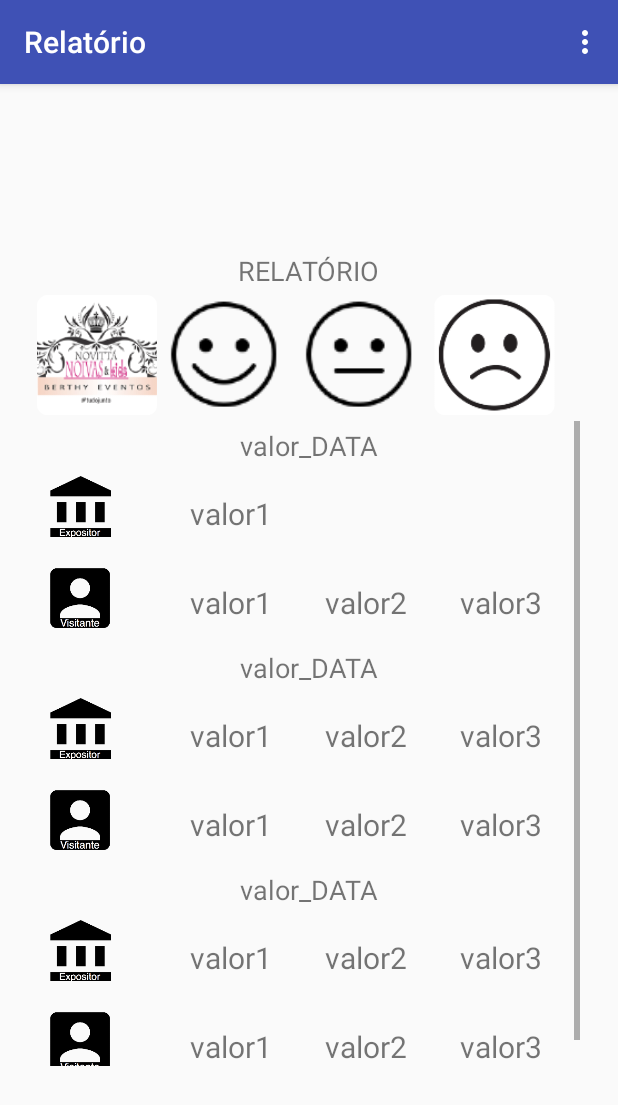
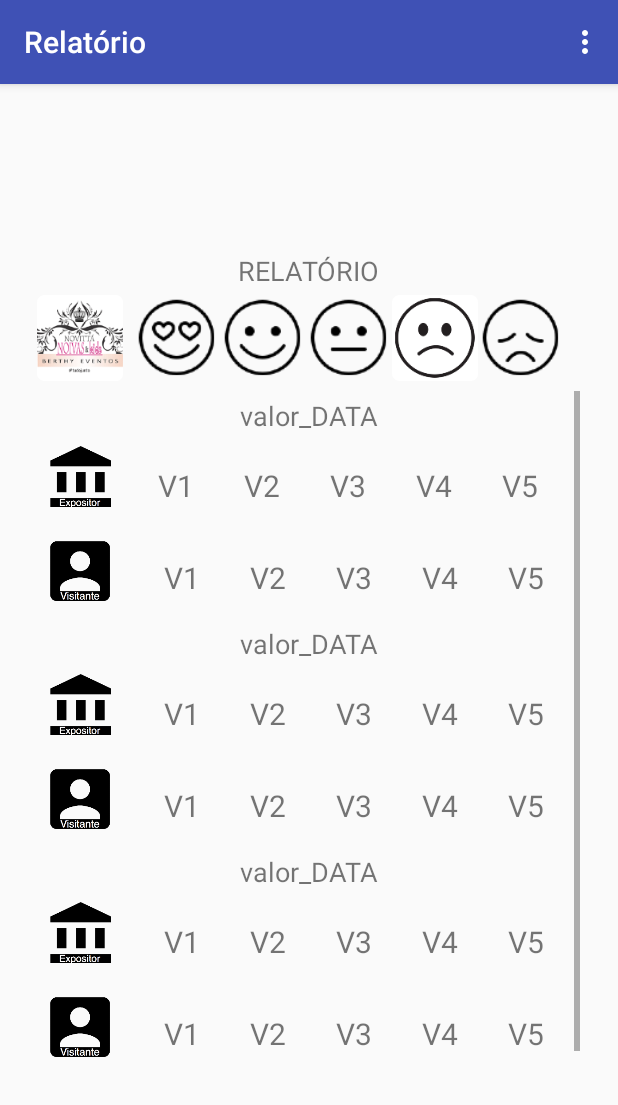
Before and after one commit to caputoapas/Novitta_app, an Android app: the Main3Activity screen opened directly, with no data from a screen before it, on a phone screen of 412 x 824 dp. Shown: the top 1105 px of the screen. Run offline under Robolectric (Android 15) with nearby library versions, the phone set to English and light mode, and no system bars; 1 statement that could not run was skipped.

Commit message:
Layout_Relatorio_5opcoes

```diff
--- a/app_novitta2/app/src/main/res/layout/content_main3.xml
+++ b/app_novitta2/app/src/main/res/layout/content_main3.xml
@@ -33,37 +33,50 @@
 
             <LinearLayout
             android:layout_width="match_parent"
-            android:layout_height="80dp"
+            android:layout_height="60dp"
             android:layout_margin="2dp"
             android:orientation="horizontal"
             tools:background="@android:color/background_light">
 
             <ImageView
-                android:layout_width="80dp"
-                android:layout_height="80dp"
+                android:layout_width="57dp"
+                android:layout_height="57dp"
                 android:src="@mipmap/ic_novita" />
+
+                <ImageView
+                    android:layout_width="7dp"
+                    android:layout_height="7dp" />
+
+            <ImageView
+                android:id="@+id/m_satisfeito"
+                android:layout_width="57dp"
+                android:layout_height="57dp"
+                android:src="@mipmap/ic_msatisfeito" />
 
             <ImageView
                 android:id="@+id/satisfeito"
-                android:layout_width="90dp"
-                android:layout_height="80dp"
+                android:layout_width="57dp"
+                android:layout_height="57dp"
                 android:src="@mipmap/ic_satisfeito" />
 
             <ImageView
                 android:id="@+id/neutro"
-                android:layout_width="90dp"
-                android:layout_height="80dp"
+                android:layout_width="57dp"
+                android:layout_height="57dp"
                 android:src="@mipmap/ic_neutro" />
 
             <ImageView
                 android:id="@+id/insatisfeito"
-                android:layout_width="90dp"
-                android:layout_height="80dp"
+                android:layout_width="57dp"
+                android:layout_height="57dp"
                 android:src="@mipmap/ic_insatisfeito" />
 
             <ImageView
-                android:layout_width="match_parent"
-                android:layout_height="90dp" />
+                android:id="@+id/m_insatisfeito"
+                android:layout_width="57dp"
+                android:layout_height="57dp"
+                android:src="@mipmap/ic_minsatisfeito" />
+
 
         </LinearLayout>
 
@@ -93,7 +106,7 @@
                     android:textSize="18dp" />
                 <LinearLayout
                     android:layout_width="match_parent"
-                    android:layout_height="55dp"
+                    android:layout_height="57dp"
                     android:layout_margin="2dp"
                     android:orientation="horizontal"
                     tools:background="@android:color/background_light">
@@ -105,41 +118,50 @@
                         android:src="@mipmap/ic_expositor" />
 
                     <ImageView
-                        android:layout_width="40dp"
-                        android:layout_height="50dp" />
+                        android:layout_width="10dp"
+                        android:layout_height="10dp" />
+
                     <TextView
-                        android:id="@+id/satisfeitoR"
-                        android:text="valor1"
-                        android:layout_width="70dp"
+                        android:id="@+id/msatisfeitoR"
+                        android:text="V1"
+                        android:layout_width="57dp"
                         android:layout_height="25dp"
                         android:textSize="20dp"
                         android:textAlignment="center"
                         android:layout_gravity="center"/>
-                    <ImageView
-                        android:layout_width="20dp"
-                        android:layout_height="50dp" />
-
-                    <ListView
-                        android:id="@+id/listView"
-                        android:layout_width="match_parent"
-                        android:layout_height="match_parent" />
 
                     <TextView
-                        android:id="@+id/neutroR"
-                        android:text="valor2"
-                        android:layout_width="70dp"
+                        android:id="@+id/satisfeitoR"
+                        android:text="V2"
+                        android:layout_width="57dp"
                         android:layout_height="25dp"
                         android:textSize="20dp"
                         android:textAlignment="center"
                         android:layout_gravity="center"/>
-                    <ImageView
-                        android:layout_width="20dp"
-                        android:layout_height="50dp" />
+
+                    <TextView
+                        android:id="@+id/neutroR"
+                        android:text="V3"
+                        android:layout_width="57dp"
+                        android:layout_height="25dp"
+                        android:textSize="20dp"
+                        android:textAlignment="center"
+                        android:layout_gravity="center"/>
+
 
                     <TextView
                         android:id="@+id/insatisfeitoR"
-                        android:text="valor3"
-                        android:layout_width="70dp"
+                        android:text="V4"
+                        android:layout_width="57dp"
+                        android:layout_height="25dp"
+                        android:textSize="20dp"
+                        android:textAlignment="center"
+                        android:layout_gravity="center"/>
+
+                    <TextView
+                        android:id="@+id/minsatisfeitoR"
+                        android:text="V5"
+                        android:layout_width="57dp"
                         android:layout_height="25dp"
                         android:textSize="20dp"
                         android:textAlignment="center"
@@ -149,7 +171,7 @@
 
                 <LinearLayout
                     android:layout_width="match_parent"
-                    android:layout_height="55dp"
+                    android:layout_height="57dp"
                     android:layout_margin="2dp"
                     android:orientation="horizontal"
                     tools:background="@android:color/background_light">
@@ -161,36 +183,51 @@
                         android:src="@mipmap/ic_visitante" />
 
                     <ImageView
-                        android:layout_width="40dp"
-                        android:layout_height="50dp" />
+                        android:layout_width="14dp"
+                        android:layout_height="14dp" />
+
                     <TextView
-                        android:id="@+id/satisfeitoR2"
-                        android:text="valor1"
-                        android:layout_width="70dp"
+                        android:id="@+id/msatisfeitoR2"
+                        android:text="V1"
+                        android:layout_width="57dp"
                         android:layout_height="25dp"
                         android:textSize="20dp"
                         android:textAlignment="center"
                         android:layout_gravity="center"/>
-                    <ImageView
-                        android:layout_width="20dp"
-                        android:layout_height="50dp" />
 
                     <TextView
-                        android:id="@+id/neutroR2"
-                        android:text="valor2"
-                        android:layout_width="70dp"
+                        android:id="@+id/satisfeitoR2"
+                        android:text="V2"
+                        android:layout_width="57dp"
                         android:layout_height="25dp"
                         android:textSize="20dp"
                         android:textAlignment="center"
                         android:layout_gravity="center"/>
-                    <ImageView
-                        android:layout_width="20dp"
-                        android:layout_height="50dp" />
+
+
+                    <TextView
+                        android:id="@+id/neutroR2"
+                        android:text="V3"
+                        android:layout_width="57dp"
+                        android:layout_height="25dp"
+                        android:textSize="20dp"
+                        android:textAlignment="center"
+                        android:layout_gravity="center"/>
+
 
                     <TextView
                         android:id="@+id/insatisfeitoR2"
-                        android:text="valor3"
-                        android:layout_width="70dp"
+                        android:text="V4"
+                        android:layout_width="57dp"
+                        android:layout_height="25dp"
+                        android:textSize="20dp"
+                        android:textAlignment="center"
+                        android:layout_gravity="center"/>
+
+                    <TextView
+                        android:id="@+id/minsatisfeitoR2"
+                        android:text="V5"
+                        android:layout_width="57dp"
                         android:layout_height="25dp"
                         android:textSize="20dp"
                         android:textAlignment="center"
@@ -210,7 +247,7 @@
                     android:textAlignment="center"/>
                 <LinearLayout
                     android:layout_width="match_parent"
-                    android:layout_height="55dp"
+                    android:layout_height="57dp"
                     android:layout_margin="2dp"
                     android:orientation="horizontal"
                     tools:background="@android:color/background_light">
@@ -222,36 +259,50 @@
                         android:src="@mipmap/ic_expositor" />
 
                     <ImageView
-                        android:layout_width="40dp"
-                        android:layout_height="50dp" />
+                        android:layout_width="14dp"
+                        android:layout_height="14dp" />
                     <TextView
-                        android:id="@+id/satisfeitoR3"
-                        android:text="valor1"
-                        android:layout_width="70dp"
+                        android:id="@+id/msatisfeitoR3"
+                        android:text="V1"
+                        android:layout_width="57dp"
                         android:layout_height="25dp"
                         android:textSize="20dp"
                         android:textAlignment="center"
                         android:layout_gravity="center"/>
-                    <ImageView
-                        android:layout_width="20dp"
-                        android:layout_height="50dp" />
 
                     <TextView
-                        android:id="@+id/neutroR3"
-                        android:text="valor2"
-                        android:layout_width="70dp"
+                        android:id="@+id/satisfeitoR3"
+                        android:text="V2"
+                        android:layout_width="57dp"
                         android:layout_height="25dp"
                         android:textSize="20dp"
                         android:textAlignment="center"
                         android:layout_gravity="center"/>
-                    <ImageView
-                        android:layout_width="20dp"
-                        android:layout_height="50dp" />
+
+
+                    <TextView
+                        android:id="@+id/neutroR3"
+                        android:text="V3"
+                        android:layout_width="57dp"
+                        android:layout_height="25dp"
+                        android:textSize="20dp"
+                        android:textAlignment="center"
+                        android:layout_gravity="center"/>
+
 
                     <TextView
                         android:id="@+id/insatisfeitoR3"
-                        android:text="valor3"
-                        android:layout_width="70dp"
+                        android:text="V4"
+                        android:layout_width="57dp"
+                        android:layout_height="25dp"
+                        android:textSize="20dp"
+                        android:textAlignment="center"
+                        android:layout_gravity="center"/>
+
+                    <TextView
+                        android:id="@+id/minsatisfeitoR3"
+                        android:text="V5"
+                        android:layout_width="57dp"
                         android:layout_height="25dp"
                         android:textSize="20dp"
                         android:textAlignment="center"
@@ -261,7 +312,7 @@
 
                 <LinearLayout
                     android:layout_width="match_parent"
-                    android:layout_height="55dp"
+                    android:layout_height="57dp"
                     android:layout_margin="2dp"
                     android:orientation="horizontal"
                     tools:background="@android:color/background_light">
@@ -273,36 +324,51 @@
                         android:src="@mipmap/ic_visitante" />
 
                     <ImageView
-                        android:layout_width="40dp"
-                        android:layout_height="50dp" />
+                        android:layout_width="14dp"
+                        android:layout_height="14dp" />
+
                     <TextView
-                        android:id="@+id/satisfeitoR4"
-                        android:text="valor1"
-                        android:layout_width="70dp"
+                        android:id="@+id/msatisfeitoR4"
+                        android:text="V1"
+                        android:layout_width="57dp"
                         android:layout_height="25dp"
                         android:textSize="20dp"
                         android:textAlignment="center"
                         android:layout_gravity="center"/>
-                    <ImageView
-                        android:layout_width="20dp"
-                        android:layout_height="50dp" />
 
                     <TextView
-                        android:id="@+id/neutroR4"
-                        android:text="valor2"
-                        android:layout_width="70dp"
+                        android:id="@+id/satisfeitoR4"
+                        android:text="V2"
+                        android:layout_width="57dp"
                         android:layout_height="25dp"
                         android:textSize="20dp"
                         android:textAlignment="center"
                         android:layout_gravity="center"/>
-                    <ImageView
-                        android:layout_width="20dp"
-                        android:layout_height="50dp" />
+
+
+                    <TextView
+                        android:id="@+id/neutroR4"
+                        android:text="V3"
+                        android:layout_width="57dp"
+                        android:layout_height="25dp"
+                        android:textSize="20dp"
+                        android:textAlignment="center"
+                        android:layout_gravity="center"/>
+
 
                     <TextView
                         android:id="@+id/insatisfeitoR4"
-                        android:text="valor3"
-                        android:layout_width="70dp"
+                        android:text="V4"
+                        android:layout_width="57dp"
+                        android:layout_height="25dp"
+                        android:textSize="20dp"
+                        android:textAlignment="center"
+                        android:layout_gravity="center"/>
+
+                    <TextView
+                        android:id="@+id/minsatisfeitoR4"
+                        android:text="V5"
+                        android:layout_width="57dp"
                         android:layout_height="25dp"
                         android:textSize="20dp"
                         android:textAlignment="center"
@@ -311,6 +377,7 @@
 
 
                 </LinearLayout>
+
                 <TextView
                     android:id="@+id/data3"
                     android:text="valor_DATA"
@@ -321,7 +388,7 @@
                     android:textAlignment="center"/>
                 <LinearLayout
                     android:layout_width="match_parent"
-                    android:layout_height="55dp"
+                    android:layout_height="57dp"
                     android:layout_margin="2dp"
                     android:orientation="horizontal"
                     tools:background="@android:color/background_light">
@@ -333,36 +400,51 @@
                         android:src="@mipmap/ic_expositor" />
 
                     <ImageView
-                        android:layout_width="40dp"
-                        android:layout_height="50dp" />
+                        android:layout_width="14dp"
+                        android:layout_height="14dp" />
+
                     <TextView
-                        android:id="@+id/satisfeitoR5"
-                        android:text="valor1"
-                        android:layout_width="70dp"
+                        android:id="@+id/msatisfeitoR5"
+                        android:text="V1"
+                        android:layout_width="57dp"
                         android:layout_height="25dp"
                         android:textSize="20dp"
                         android:textAlignment="center"
                         android:layout_gravity="center"/>
-                    <ImageView
-                        android:layout_width="20dp"
-                        android:layout_height="50dp" />
 
                     <TextView
-                        android:id="@+id/neutroR5"
-                        android:text="valor2"
-                        android:layout_width="70dp"
+                        android:id="@+id/satisfeitoR5"
+                        android:text="V2"
+                        android:layout_width="57dp"
                         android:layout_height="25dp"
                         android:textSize="20dp"
                         android:textAlignment="center"
                         android:layout_gravity="center"/>
-                    <ImageView
-                        android:layout_width="20dp"
-                        android:layout_height="50dp" />
+
+
+                    <TextView
+                        android:id="@+id/neutroR5"
+                        android:text="V3"
+                        android:layout_width="57dp"
+                        android:layout_height="25dp"
+                        android:textSize="20dp"
+                        android:textAlignment="center"
+                        android:layout_gravity="center"/>
+
 
                     <TextView
                         android:id="@+id/insatisfeitoR5"
-                        android:text="valor3"
-                        android:layout_width="70dp"
+                        android:text="V4"
+                        android:layout_width="57dp"
+                        android:layout_height="25dp"
+                        android:textSize="20dp"
+                        android:textAlignment="center"
+                        android:layout_gravity="center"/>
+
+                    <TextView
+                        android:id="@+id/minsatisfeitoR5"
+                        android:text="V5"
+                        android:layout_width="57dp"
                         android:layout_height="25dp"
                         android:textSize="20dp"
                         android:textAlignment="center"
@@ -372,7 +454,7 @@
 
                 <LinearLayout
                     android:layout_width="match_parent"
-                    android:layout_height="55dp"
+                    android:layout_height="57dp"
                     android:layout_margin="2dp"
                     android:orientation="horizontal"
                     tools:background="@android:color/background_light">
@@ -384,36 +466,50 @@
                         android:src="@mipmap/ic_visitante" />
 
                     <ImageView
-                        android:layout_width="40dp"
-                        android:layout_height="50dp" />
+                        android:layout_width="14dp"
+                        android:layout_height="14dp" />
+
                     <TextView
-                        android:id="@+id/satisfeitoR6"
-                        android:text="valor1"
-                        android:layout_width="70dp"
+                        android:id="@+id/msatisfeitoR6"
+                        android:text="V1"
+                        android:layout_width="57dp"
                         android:layout_height="25dp"
                         android:textSize="20dp"
                         android:textAlignment="center"
                         android:layout_gravity="center"/>
-                    <ImageView
-                        android:layout_width="20dp"
-                        android:layout_height="50dp" />
 
                     <TextView
-                        android:id="@+id/neutroR6"
-                        android:text="valor2"
-                        android:layout_width="70dp"
+                        android:id="@+id/satisfeitoR6"
+                        android:text="V2"
+                        android:layout_width="57dp"
                         android:layout_height="25dp"
                         android:textSize="20dp"
                         android:textAlignment="center"
                         android:layout_gravity="center"/>
-                    <ImageView
-                        android:layout_width="20dp"
-                        android:layout_height="50dp" />
+
+
+                    <TextView
+                        android:id="@+id/neutroR6"
+                        android:text="V3"
+                        android:layout_width="57dp"
+                        android:layout_height="25dp"
+                        android:textSize="20dp"
+                        android:textAlignment="center"
+                        android:layout_gravity="center"/>
+
 
                     <TextView
                         android:id="@+id/insatisfeitoR6"
-                        android:text="valor3"
-                        android:layout_width="70dp"
+                        android:text="V4"
+                        android:layout_width="57dp"
+                        android:layout_height="25dp"
+                        android:textSize="20dp"
+                        android:textAlignment="center"
+                        android:layout_gravity="center"/>
+                    <TextView
+                        android:id="@+id/minsatisfeitoR6"
+                        android:text="V5"
+                        android:layout_width="57dp"
                         android:layout_height="25dp"
                         android:textSize="20dp"
                         android:textAlignment="center"
```
